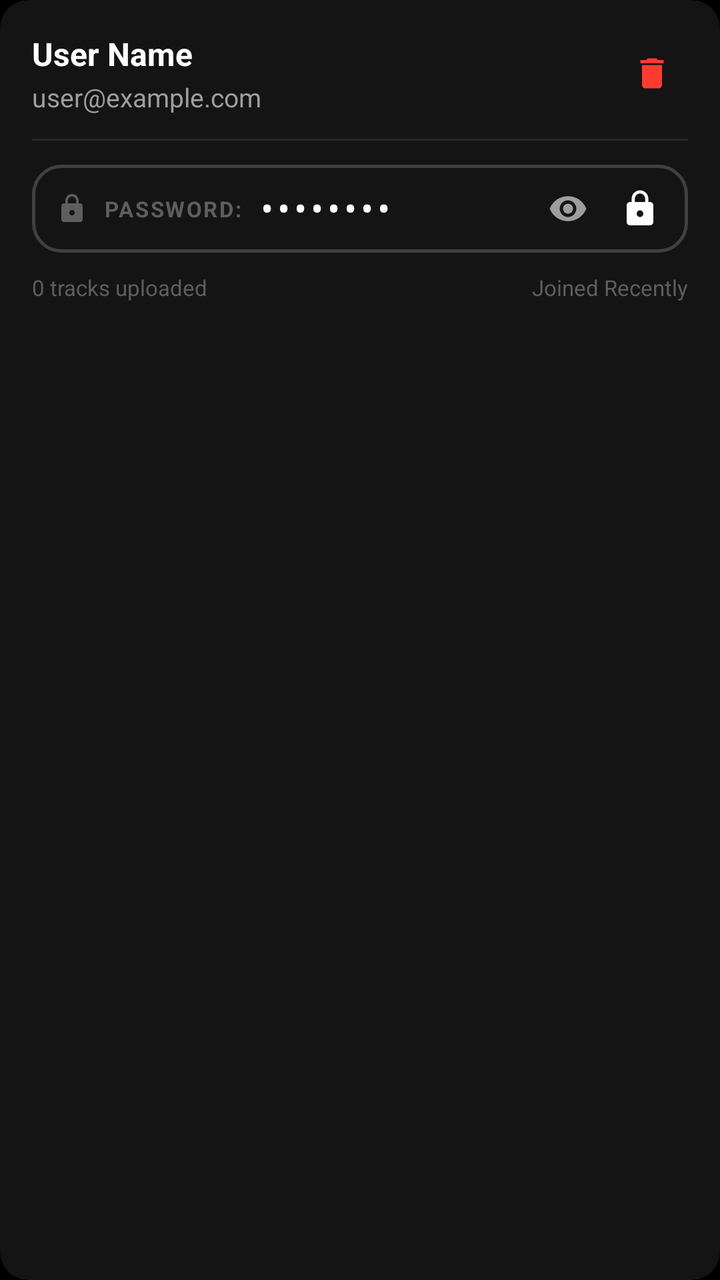
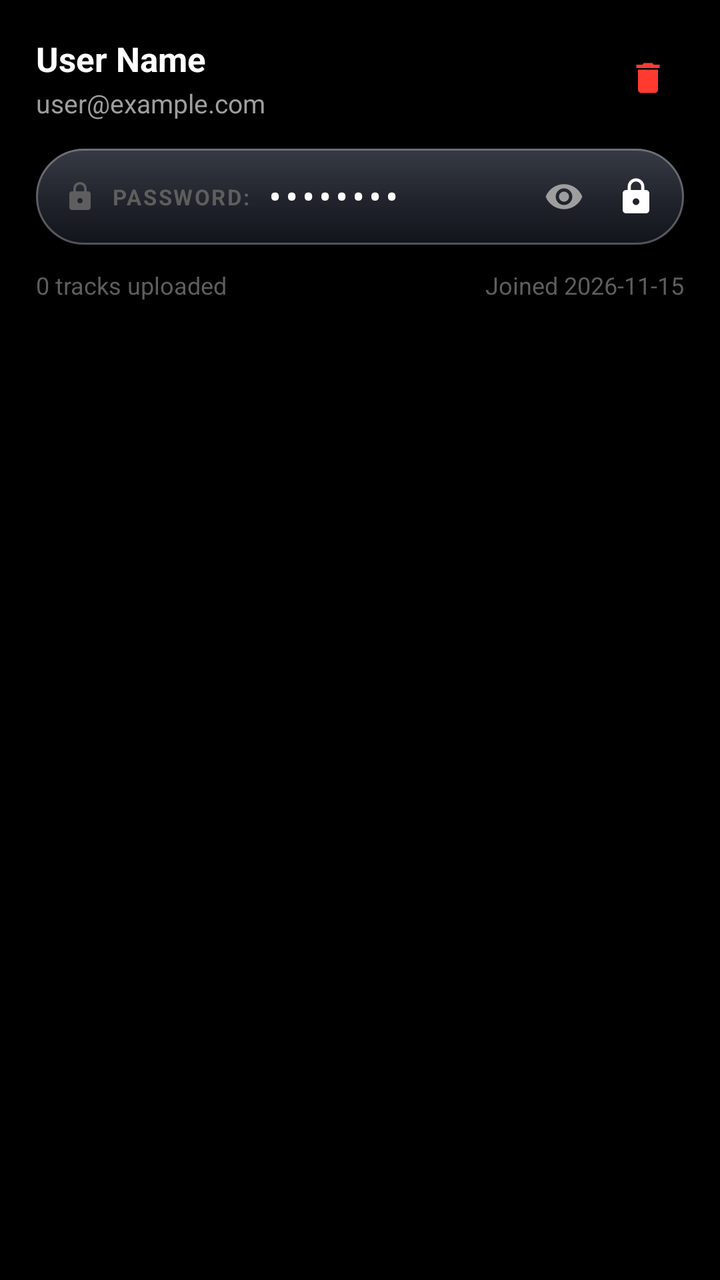

Screens rendered from an Android XML layout before and after an edit, with the pre-edit source and the edit as a unified diff.
<!-- AndroidManifest.xml: application theme Theme.BeatSync -->
<!-- res/layout/item_admin_user.xml -->
<?xml version="1.0" encoding="utf-8"?>
<androidx.cardview.widget.CardView xmlns:android="http://schemas.android.com/apk/res/android"
    xmlns:app="http://schemas.android.com/apk/res-auto"
    android:layout_width="match_parent"
    android:layout_height="wrap_content"
    android:layout_marginBottom="12dp"
    app:cardCornerRadius="14dp"
    app:cardElevation="2dp"
    app:cardBackgroundColor="@color/bg_card_elevated">

    <LinearLayout
        android:layout_width="match_parent"
        android:layout_height="wrap_content"
        android:orientation="vertical"
        android:padding="16dp">

        <RelativeLayout
            android:layout_width="match_parent"
            android:layout_height="wrap_content">

            <LinearLayout
                android:layout_width="wrap_content"
                android:layout_height="wrap_content"
                android:layout_alignParentStart="true"
                android:layout_toStartOf="@+id/btnDeleteUser"
                android:orientation="vertical">

                <TextView
                    android:id="@+id/tvUserName"
                    android:layout_width="wrap_content"
                    android:layout_height="wrap_content"
                    android:text="User Name"
                    android:textColor="@color/text_primary"
                    android:textSize="16sp"
                    android:textStyle="bold" />

                <TextView
                    android:id="@+id/tvUserEmail"
                    android:layout_width="wrap_content"
                    android:layout_height="wrap_content"
                    android:text="user@example.com"
                    android:textColor="@color/text_secondary"
                    android:textSize="13sp"
                    android:layout_marginTop="2dp" />
            </LinearLayout>

            <ImageView
                android:id="@+id/btnDeleteUser"
                android:layout_width="36dp"
                android:layout_height="36dp"
                android:layout_alignParentEnd="true"
                android:layout_centerVertical="true"
                android:padding="8dp"
                android:src="@drawable/ic_delete"
                android:tint="@color/accent_rose"
                android:background="?attr/selectableItemBackgroundBorderless"
                android:contentDescription="Delete User" />
        </RelativeLayout>

        
        <View
            android:layout_width="match_parent"
            android:layout_height="1dp"
            android:background="#15FFFFFF"
            android:layout_marginTop="12dp"
            android:layout_marginBottom="12dp" />

        
        <LinearLayout
            android:layout_width="match_parent"
            android:layout_height="wrap_content"
            android:orientation="horizontal"
            android:gravity="center_vertical"
            android:background="@drawable/bg_card_highlight"
            android:paddingStart="12dp"
            android:paddingEnd="8dp"
            android:paddingTop="6dp"
            android:paddingBottom="6dp">

            <ImageView
                android:layout_width="16dp"
                android:layout_height="16dp"
                android:src="@drawable/ic_lock"
                android:tint="@color/text_tertiary"
                android:contentDescription="Password Lock" />

            <TextView
                android:layout_width="wrap_content"
                android:layout_height="wrap_content"
                android:text="PASSWORD:"
                android:textColor="@color/text_tertiary"
                android:textSize="11sp"
                android:textStyle="bold"
                android:letterSpacing="0.08"
                android:layout_marginStart="8dp"
                android:layout_marginEnd="8dp" />

            <TextView
                android:id="@+id/tvUserPassword"
                android:layout_width="0dp"
                android:layout_height="wrap_content"
                android:layout_weight="1"
                android:text="••••••••"
                android:textColor="@color/text_primary"
                android:textSize="14sp"
                android:textStyle="bold"
                android:fontFamily="monospace" />

            <ImageView
                android:id="@+id/btnTogglePasswordEye"
                android:layout_width="32dp"
                android:layout_height="32dp"
                android:padding="6dp"
                android:src="@drawable/ic_eye"
                android:tint="@color/text_secondary"
                android:background="?attr/selectableItemBackgroundBorderless"
                android:contentDescription="Show/Hide Password" />

            <ImageView
                android:id="@+id/btnEditPassword"
                android:layout_width="32dp"
                android:layout_height="32dp"
                android:padding="6dp"
                android:src="@drawable/ic_lock"
                android:tint="@color/text_primary"
                android:background="?attr/selectableItemBackgroundBorderless"
                android:contentDescription="Edit User Password"
                android:layout_marginStart="4dp" />
        </LinearLayout>

        <LinearLayout
            android:layout_width="match_parent"
            android:layout_height="wrap_content"
            android:orientation="horizontal"
            android:layout_marginTop="10dp"
            android:gravity="center_vertical">

            <TextView
                android:id="@+id/tvUserTrackCount"
                android:layout_width="0dp"
                android:layout_height="wrap_content"
                android:layout_weight="1"
                android:text="0 tracks uploaded"
                android:textColor="@color/text_tertiary"
                android:textSize="11sp" />

            <TextView
                android:id="@+id/tvUserJoined"
                android:layout_width="wrap_content"
                android:layout_height="wrap_content"
                android:text="Joined Recently"
                android:textColor="@color/text_tertiary"
                android:textSize="11sp" />
        </LinearLayout>

    </LinearLayout>
</androidx.cardview.widget.CardView>
<!-- resources referenced by this layout -->
<resources>
  <color name="accent_rose">#FF3B30</color>
  <color name="bg_card_elevated">#141414</color>
  <color name="text_primary">#FFFFFF</color>
  <color name="text_secondary">#9E9E9E</color>
  <color name="text_tertiary">#5E5E5E</color>
  <!-- drawable bg_card_highlight (drawable) -->
  <?xml version="1.0" encoding="utf-8"?>
  <shape xmlns:android="http://schemas.android.com/apk/res/android"
      android:shape="rectangle">
      <solid android:color="@color/bg_card_elevated" />
      <corners android:radius="14dp" />
      <stroke
          android:width="1.5dp"
          android:color="#404040" />
  </shape>
  <!-- drawable ic_delete (drawable) -->
  <vector xmlns:android="http://schemas.android.com/apk/res/android"
      android:width="24dp"
      android:height="24dp"
      android:viewportWidth="24"
      android:viewportHeight="24">
    <path
        android:fillColor="@android:color/white"
        android:pathData="M6,19c0,1.1 0.9,2 2,2h8c1.1,0 2,-0.9 2,-2V7H6v12zM19,4h-3.5l-1,-1h-5l-1,1H5v2h14V4z"/>
  </vector>
  <!-- drawable ic_eye (drawable) -->
  <vector xmlns:android="http://schemas.android.com/apk/res/android"
      android:width="24dp"
      android:height="24dp"
      android:viewportWidth="24"
      android:viewportHeight="24">
    <path
        android:fillColor="@android:color/white"
        android:pathData="M12,4.5C7,4.5 2.73,7.61 1,12c1.73,4.39 6,7.5 11,7.5s9.27,-3.11 11,-7.5c-1.73,-4.39 -6,-7.5 -11,-7.5zM12,17c-2.76,0 -5,-2.24 -5,-5s2.24,-5 5,-5 5,2.24 5,5 -2.24,5 -5,5zM12,9c-1.66,0 -3,1.34 -3,3s1.34,3 3,3 3,-1.34 3,-3 -1.34,-3 -3,-3z"/>
  </vector>
  <color name="badge_private_text">#8E8E8E</color>
  <color name="accent_primary">#FFFFFF</color>
  <color name="text_inverse">#000000</color>
  <color name="accent_secondary">#D4D4D4</color>
  <color name="bg_dark">#000000</color>
  <color name="bg_card">#0D0D0D</color>
  <color name="bg_input">#111111</color>
  <color name="bg_bottom_nav">#080808</color>
  <!-- unchanged entries left out for length: 2 -->
</resources>

<!-- the commit's change to res/layout/item_admin_user.xml (unified diff, before → after) -->
@@ -3,17 +3,22 @@
     xmlns:app="http://schemas.android.com/apk/res-auto"
     android:layout_width="match_parent"
     android:layout_height="wrap_content"
-    android:layout_marginBottom="12dp"
-    app:cardCornerRadius="14dp"
-    app:cardElevation="2dp"
-    app:cardBackgroundColor="@color/bg_card_elevated">
+    android:layout_marginBottom="16dp"
+    app:cardCornerRadius="26dp"
+    app:cardElevation="0dp"
+    app:cardBackgroundColor="@android:color/transparent"
+    android:background="@drawable/bg_liquid_glass_card">
 
     <LinearLayout
         android:layout_width="match_parent"
         android:layout_height="wrap_content"
         android:orientation="vertical"
-        android:padding="16dp">
+        android:paddingStart="18dp"
+        android:paddingEnd="18dp"
+        android:paddingTop="18dp"
+        android:paddingBottom="16dp">
 
+        
         <RelativeLayout
             android:layout_width="match_parent"
             android:layout_height="wrap_content">
@@ -31,7 +36,7 @@
                     android:layout_height="wrap_content"
                     android:text="User Name"
                     android:textColor="@color/text_primary"
-                    android:textSize="16sp"
+                    android:textSize="17sp"
                     android:textStyle="bold" />
 
                 <TextView
@@ -58,24 +63,18 @@
         </RelativeLayout>
 
         
-        <View
-            android:layout_width="match_parent"
-            android:layout_height="1dp"
-            android:background="#15FFFFFF"
-            android:layout_marginTop="12dp"
-            android:layout_marginBottom="12dp" />
-
-        
         <LinearLayout
             android:layout_width="match_parent"
             android:layout_height="wrap_content"
             android:orientation="horizontal"
             android:gravity="center_vertical"
-            android:background="@drawable/bg_card_highlight"
-            android:paddingStart="12dp"
+            android:background="@drawable/bg_liquid_glass_pill"
+            android:paddingStart="14dp"
             android:paddingEnd="8dp"
-            android:paddingTop="6dp"
-            android:paddingBottom="6dp">
+            android:paddingTop="8dp"
+            android:paddingBottom="8dp"
+            android:layout_marginTop="14dp"
+            android:layout_marginBottom="12dp">
 
             <ImageView
                 android:layout_width="16dp"
@@ -128,11 +127,11 @@
                 android:layout_marginStart="4dp" />
         </LinearLayout>
 
+        
         <LinearLayout
             android:layout_width="match_parent"
             android:layout_height="wrap_content"
             android:orientation="horizontal"
-            android:layout_marginTop="10dp"
             android:gravity="center_vertical">
 
             <TextView
@@ -142,15 +141,15 @@
                 android:layout_weight="1"
                 android:text="0 tracks uploaded"
                 android:textColor="@color/text_tertiary"
-                android:textSize="11sp" />
+                android:textSize="12sp" />
 
             <TextView
                 android:id="@+id/tvUserJoined"
                 android:layout_width="wrap_content"
                 android:layout_height="wrap_content"
-                android:text="Joined Recently"
+                android:text="Joined 2026-11-15"
                 android:textColor="@color/text_tertiary"
-                android:textSize="11sp" />
+                android:textSize="12sp" />
         </LinearLayout>
 
     </LinearLayout>
<!-- resource entries referenced after the edit -->
@@ -5,16 +5,78 @@
   <color name="text_primary">#FFFFFF</color>
   <color name="text_secondary">#9E9E9E</color>
   <color name="text_tertiary">#5E5E5E</color>
-  <!-- drawable bg_card_highlight (drawable) -->
+  <!-- drawable bg_liquid_glass_card (drawable) -->
   <?xml version="1.0" encoding="utf-8"?>
-  <shape xmlns:android="http://schemas.android.com/apk/res/android"
-      android:shape="rectangle">
-      <solid android:color="@color/bg_card_elevated" />
-      <corners android:radius="14dp" />
-      <stroke
-          android:width="1.5dp"
-          android:color="#404040" />
-  </shape>
+  <layer-list xmlns:android="http://schemas.android.com/apk/res/android">
+      
+      <item>
+          <shape android:shape="rectangle">
+              <corners android:radius="26dp" />
+              <gradient
+                  android:angle="270"
+                  android:startColor="#E6151B28"
+                  android:centerColor="#D90E121C"
+                  android:endColor="#E60A0C14"
+                  android:type="linear" />
+          </shape>
+      </item>
+  
+      
+      <item>
+          <shape android:shape="rectangle">
+              <corners android:radius="26dp" />
+              <gradient
+                  android:angle="270"
+                  android:startColor="#2EFFFFFF"
+                  android:centerColor="#0AFFFFFF"
+                  android:endColor="#12FFFFFF"
+                  android:type="linear" />
+          </shape>
+      </item>
+  
+      
+      <item>
+          <shape android:shape="rectangle">
+              <corners android:radius="26dp" />
+              <stroke
+                  android:width="1.2dp"
+                  android:color="#4DFFFFFF" />
+          </shape>
+      </item>
+  </layer-list>
+  <!-- drawable bg_liquid_glass_pill (drawable) -->
+  <?xml version="1.0" encoding="utf-8"?>
+  <layer-list xmlns:android="http://schemas.android.com/apk/res/android">
+      <item>
+          <shape android:shape="rectangle">
+              <corners android:radius="50dp" />
+              <gradient
+                  android:angle="270"
+                  android:startColor="#D9161C2A"
+                  android:centerColor="#CC0F131E"
+                  android:endColor="#D90B0E16"
+                  android:type="linear" />
+          </shape>
+      </item>
+      <item>
+          <shape android:shape="rectangle">
+              <corners android:radius="50dp" />
+              <gradient
+                  android:angle="270"
+                  android:startColor="#26FFFFFF"
+                  android:endColor="#08FFFFFF"
+                  android:type="linear" />
+          </shape>
+      </item>
+      <item>
+          <shape android:shape="rectangle">
+              <corners android:radius="50dp" />
+              <stroke
+                  android:width="1dp"
+                  android:color="#45FFFFFF" />
+          </shape>
+      </item>
+  </layer-list>
   <!-- drawable ic_delete (drawable) -->
   <vector xmlns:android="http://schemas.android.com/apk/res/android"
       android:width="24dp"
